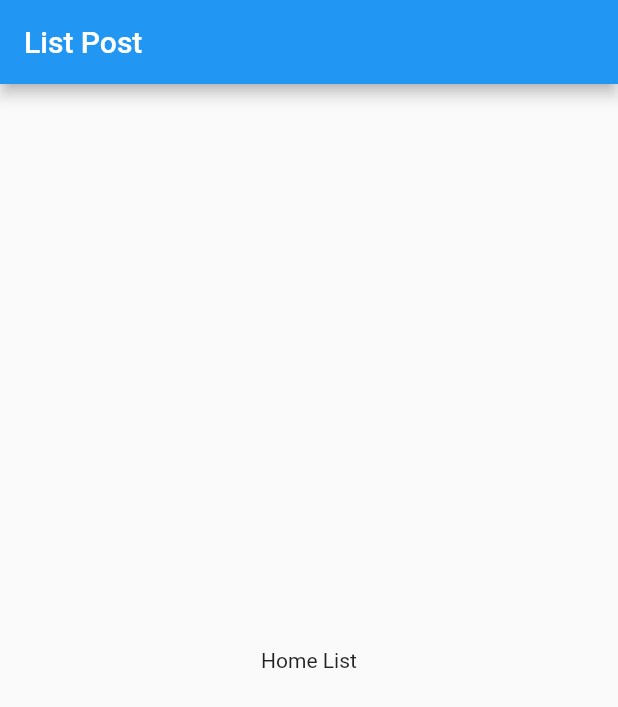
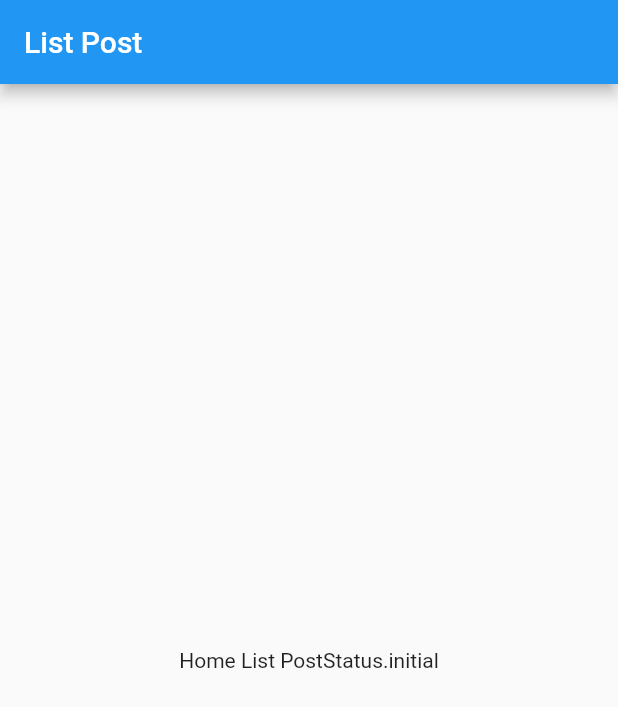
Before and after one commit to yoesuv/Flutter-Load-More-Paging, a Flutter app: the screen it shows after launch, on a phone screen of 412 x 824 dp. Shown: the top 707 px of the screen. Run offline on Flutter 3.47's test engine with Material 2 defaults, Android fonts, the phone set to English and light mode, and no system bars; our stand-ins replace bloc, dio, equatable, flutter_bloc, rxdart.

Commit message:
:newspaper: new widget for list

```diff
--- a/lib/src/core/blocs/home_list_bloc.dart
+++ b/lib/src/core/blocs/home_list_bloc.dart
@@ -6,7 +6,7 @@ import 'package:rxdart/rxdart.dart';
 
 class HomeListBloc extends Bloc<HomeListEvent, HomeListState> {
 
-  HomeListBloc(HomeListState initialState) : super(initialState);
+  HomeListBloc() : super(const HomeListState());
 
   @override
   Stream<Transition<HomeListEvent, HomeListState>> transformEvents(
--- a/lib/src/ui/home.dart
+++ b/lib/src/ui/home.dart
@@ -1,4 +1,7 @@
+import 'package:bloc_load_more/src/core/blocs/home_list_bloc.dart';
+import 'package:bloc_load_more/src/ui/home_list.dart';
 import 'package:flutter/material.dart';
+import 'package:flutter_bloc/flutter_bloc.dart';
 
 class Home extends StatelessWidget {
   static const String routeName = 'home';
@@ -7,9 +10,10 @@ class Home extends StatelessWidget {
   Widget build(BuildContext context) {
     return Scaffold(
       appBar: AppBar(title: Text('List Post')),
-      body: Center(
-        child: Text('Home List'),
-      ),
+      body: BlocProvider(
+        create: (context) => HomeListBloc(),
+        child: HomeList(),
+      )
     );
   }
 
--- /dev/null
+++ b/lib/src/ui/home_list.dart
@@ -0,0 +1,54 @@
+import 'package:bloc_load_more/src/core/blocs/home_list_bloc.dart';
+import 'package:bloc_load_more/src/core/events/home_list_event.dart';
+import 'package:bloc_load_more/src/core/states/home_list_state.dart';
+import 'package:flutter/material.dart';
+import 'package:flutter_bloc/flutter_bloc.dart';
+
+class HomeList extends StatefulWidget {
+  @override
+  State<StatefulWidget> createState() {
+    return _HomeListState();
+  }
+}
+
+class _HomeListState extends State<HomeList> {
+
+  final _scrollController = ScrollController();
+  late HomeListBloc _bloc = HomeListBloc();
+
+  @override
+  void initState() {
+    super.initState();
+    _scrollController.addListener(_onScroll);
+    _bloc = context.read<HomeListBloc>();
+  }
+
+  @override
+  Widget build(BuildContext context) {
+    return BlocBuilder<HomeListBloc, HomeListState>(
+      builder: (context, state) {
+        return Center(
+          child: Text("Home List ${state.status}"),
+        );
+      },
+    );
+  }
+
+  @override
+  void dispose() {
+    _scrollController.dispose();
+    super.dispose();
+  }
+
+  void _onScroll() {
+    if (_isBottom) _bloc.add(HomeListEventLoad());
+  }
+
+  bool get _isBottom {
+    if (!_scrollController.hasClients) return false;
+    final maxScroll = _scrollController.position.maxScrollExtent;
+    final currentScroll = _scrollController.offset;
+    return currentScroll >= (maxScroll * 0.9);
+  }
+
+}
```
